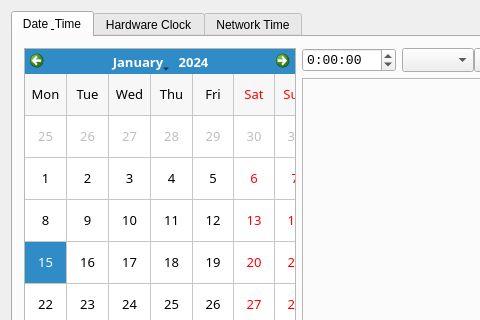
Qt form datetime.ui (MX-Linux/mx-datetime) before a commit; both pictures show x 0 to 480 and y 0 to 320 of the 570 by 420 pixel window.
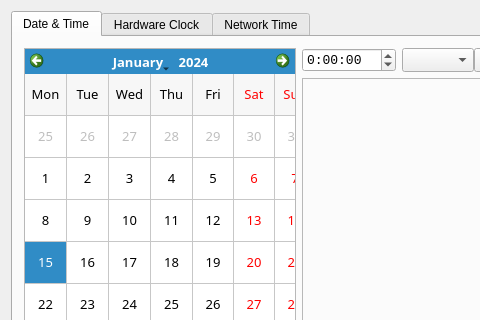
The same form after that commit. Icons and pictures are not drawn. Custom widgets are drawn as their Qt base class.

Commit message: Fixed: incorrectly displayed "Date & Time" in the tab.

```diff
--- a/datetime.ui
+++ b/datetime.ui
@@ -124,7 +124,7 @@
      </property>
      <widget class="QWidget" name="tabDateTime">
       <attribute name="title">
-       <string>Date &amp; Time</string>
+       <string>Date &amp;&amp; Time</string>
       </attribute>
       <layout class="QGridLayout" name="gridDateTime">
        <item row="0" column="0" rowspan="2">
```
